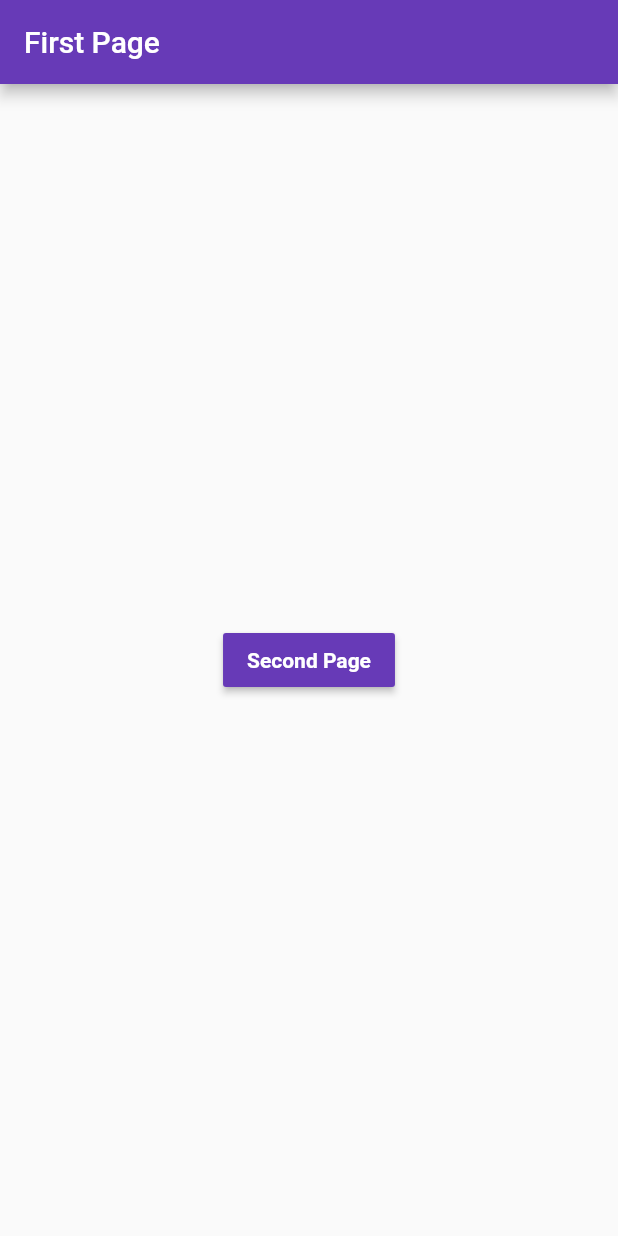
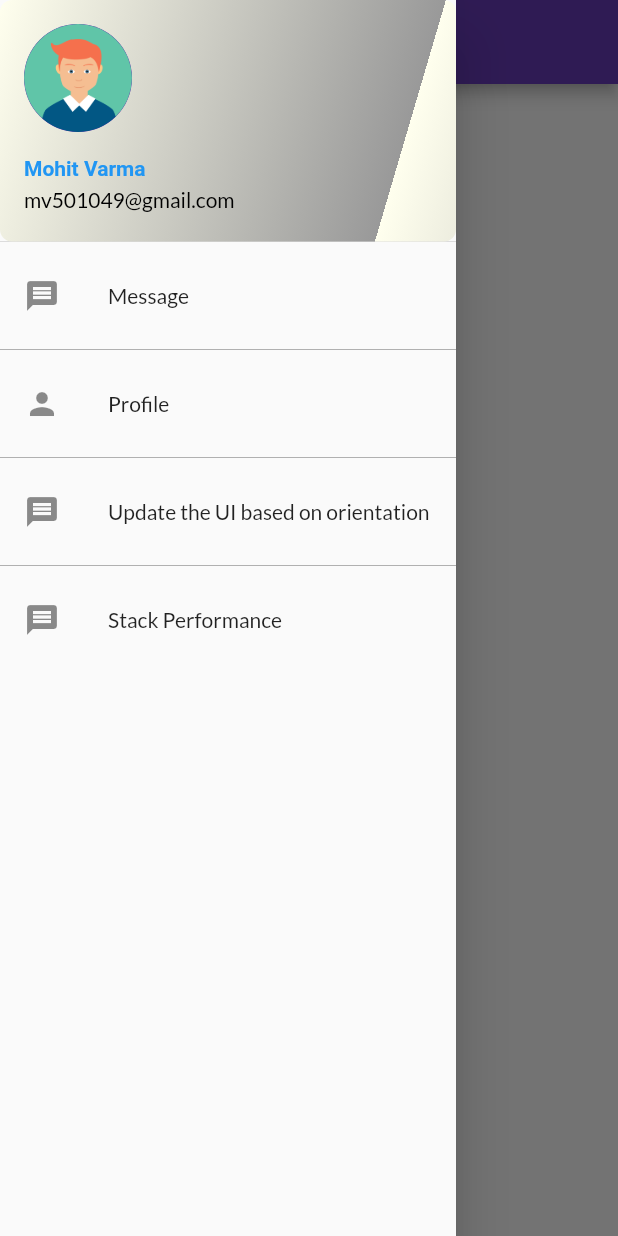
Before and after one commit to MV1998/flutter_page_route_transition, a Flutter app: the screen it shows after launch, with the side drawer open (before the commit the screen has no drawer), on a phone screen of 412 x 824 dp. Run offline on Flutter 3.47's test engine with Material 2 defaults, Android fonts, the phone set to English and light mode, and no system bars; our stand-ins replace google_fonts; Roboto replaces fonts that are missing (Pavanam).

Commit message:
add latest code

```diff
--- a/lib/main.dart
+++ b/lib/main.dart
@@ -1,4 +1,5 @@
 import 'package:flutter/material.dart';
+import 'package:google_fonts/google_fonts.dart';
 import 'ui/first_page.dart';
 
 void main() {
@@ -12,6 +13,9 @@ class MyApp extends StatelessWidget {
     return MaterialApp(
       title: 'Flutter Demo',
       theme: ThemeData(
+        textTheme: GoogleFonts.latoTextTheme(
+          Theme.of(context).textTheme
+        ),
         primarySwatch: Colors.deepPurple,
         visualDensity: VisualDensity.adaptivePlatformDensity,
       ),
--- /dev/null
+++ b/lib/ui/draggable_card.dart
@@ -0,0 +1,78 @@
+import 'package:flutter/material.dart';
+import 'package:flutter/physics.dart';
+
+class DraggableCard extends StatefulWidget {
+  final Widget child;
+
+  DraggableCard({this.child});
+
+  @override
+  _DraggableCardState createState() => _DraggableCardState();
+}
+
+class _DraggableCardState extends State<DraggableCard>
+    with SingleTickerProviderStateMixin {
+  AnimationController _animationController;
+  Alignment _dragAlignment = Alignment.center;
+  Animation<Alignment> _animation;
+
+  @override
+  void initState() {
+    _animationController =
+        AnimationController(vsync: this, duration: const Duration(seconds: 1));
+    _animationController.addListener(() {
+      setState(() {
+        _dragAlignment = _animation.value;
+      });
+    });
+    super.initState();
+  }
+
+  @override
+  void dispose() {
+    _animationController.dispose();
+    super.dispose();
+  }
+
+  @override
+  Widget build(BuildContext context) {
+    var size = MediaQuery.of(context).size;
+    return GestureDetector(
+      onPanDown: (details) {
+        debugPrint('onPanDown');
+        _animationController.stop();
+      },
+      onPanUpdate: (details) {
+        debugPrint('onPanUpdate');
+        setState(() {
+          _dragAlignment += Alignment(details.delta.dx / (size.width / 2),
+              details.delta.dy / (size.height / 2));
+        });
+      },
+      onPanEnd: (details) {
+        debugPrint('onPanEnd');
+        _runAnimation(details.velocity.pixelsPerSecond, size);
+      },
+      child: Align(
+        alignment: _dragAlignment,
+        child: widget.child,
+      ),
+    );
+  }
+
+  void _runAnimation(Offset pixelsPerSecond, Size size) {
+    _animation = _animationController
+        .drive(AlignmentTween(begin: _dragAlignment, end: Alignment.center));
+    final unitsPerSecondX = pixelsPerSecond.dx / size.width;
+    final unitsPerSecondY = pixelsPerSecond.dy / size.height;
+    final unitsPerSecond = Offset(unitsPerSecondX, unitsPerSecondY);
+    final unitVelocity = unitsPerSecond.direction;
+    const spring = SpringDescription(
+      mass: 30,
+      stiffness: 1,
+      damping: 1,
+    );
+    final simulation = SpringSimulation(spring, 0, 1, -unitVelocity);
+    _animationController.animateWith(simulation);
+  }
+}
--- /dev/null
+++ b/lib/ui/drawer.dart
@@ -0,0 +1,170 @@
+import 'package:flutter/material.dart';
+import 'package:google_fonts/google_fonts.dart';
+
+import '../routes/login.dart';
+import '../routes/update_ui_based_on_orientation_screen.dart';
+import '../ui/first_page.dart';
+
+class AppDrawer extends StatelessWidget {
+  final TickerProvider tickerProvider;
+
+  const AppDrawer({Key key, @required this.widget, this.tickerProvider})
+      : super(key: key);
+
+  final FirstPage widget;
+
+  @override
+  Widget build(BuildContext context) {
+    return Drawer(
+      child: ListView(
+        children: <Widget>[
+          UserAccountsDrawerHeader(
+            currentAccountPicture: CircleAvatar(
+              backgroundImage: AssetImage('assets/images/avatar_second.png'),
+            ),
+            accountName: Text(
+              'Mohit Varma',
+              style: GoogleFonts.pavanam(
+                  textStyle: TextStyle(
+                      color: Colors.blue, fontWeight: FontWeight.bold)),
+            ),
+            accountEmail: Text(
+              'mv501049@gmail.com',
+              style:
+              GoogleFonts.lato(textStyle: TextStyle(color: Colors.black)),
+            ),
+            decoration: BoxDecoration(
+              borderRadius: BorderRadius.circular(8.0),
+              gradient: LinearGradient(
+                begin: Alignment.topLeft,
+                end: Alignment(0.8, 0.0),
+                // 10% of the width, so there are ten blinds.
+                colors: [const Color(0xFFFFFFEE), const Color(0xFF999999)],
+                // whitish to gray
+                tileMode:
+                TileMode.repeated, // repeats the gradient over the canvas
+              ),
+            ),
+          ),
+          MessageListTile(
+            scaffoldState: widget.globalKey,
+            tickerProvider: this.tickerProvider,
+          ),
+          Divider(
+            color: Colors.black,
+            thickness: .2,
+          ),
+          AboutListTile(
+            applicationIcon: Icon(Icons.apps),
+            aboutBoxChildren: <Widget>[
+              Icon(Icons.email),
+              Icon(Icons.email),
+              Icon(Icons.email)
+            ],
+            applicationName: 'Application',
+            applicationVersion: '1.0',
+            icon: Icon(Icons.person),
+            child: Text('Profile'),
+          ),
+          Divider(
+            color: Colors.black,
+            thickness: .2,
+          ),
+          SettingsListTile(
+            tickerProvider: tickerProvider,
+            scaffoldState: widget.globalKey,
+          ),
+          Divider(
+            color: Colors.black,
+            thickness: .2,
+          ),
+          StackListTile()
+        ],
+      ),
+    );
+  }
+}
+
+class StackListTile extends StatelessWidget {
+  const StackListTile({
+    Key key,
+  }) : super(key: key);
+
+  @override
+  Widget build(BuildContext context) {
+    return ListTile(
+      leading: Icon(Icons.message),
+      title: Text(
+        'Stack Performance',
+        style: GoogleFonts.lato(),
+      ),
+      onTap: () {
+        Navigator.of(context).push(MaterialPageRoute(builder: (context) {
+          return LoginPage();
+        }));
+      },
+    );
+  }
+}
+
+class SettingsListTile extends StatelessWidget {
+  const SettingsListTile(
+      {Key key, @required this.tickerProvider, this.scaffoldState})
+      : super(key: key);
+
+  final TickerProvider tickerProvider;
+  final GlobalKey<ScaffoldState> scaffoldState;
+
+  @override
+  Widget build(BuildContext context) {
+    return ListTile(
+      leading: Icon(Icons.message),
+      title: Text(
+        'Update the UI based on orientation',
+        style: GoogleFonts.lato(),
+      ),
+      onTap: () {
+        Navigator.of(context).push(MaterialPageRoute(builder: (context) {
+          return UpdateUIBasedOnOrientationScreen();
+        }));
+      },
+    );
+  }
+}
+
+class MessageListTile extends StatelessWidget {
+  final GlobalKey<ScaffoldState> scaffoldState;
+  final TickerProvider tickerProvider;
+
+  const MessageListTile({Key key, this.scaffoldState, this.tickerProvider})
+      : super(key: key);
+
+  @override
+  Widget build(BuildContext context) {
+    return ListTile(
+      leading: Icon(Icons.message),
+      title: Text('Message'),
+      onTap: () {
+        print('message');
+        Scaffold.of(context).showSnackBar(SnackBar(
+          behavior: SnackBarBehavior.floating,
+          animation: CurvedAnimation(
+              parent: AnimationController(
+                  duration: const Duration(seconds: 3), vsync: tickerProvider),
+              curve: Curves.easeInOutSine),
+          action: SnackBarAction(
+            textColor: Colors.grey[200],
+            label: 'Undo',
+            onPressed: () {
+              print('undo done');
+            },
+          ),
+          content: Text('Power Full Snackbar'),
+        ));
+        scaffoldState.currentState.isDrawerOpen
+            ? Navigator.pop(context)
+            : scaffoldState.currentState.openDrawer();
+      },
+    );
+  }
+}
--- a/lib/ui/first_page.dart
+++ b/lib/ui/first_page.dart
@@ -1,10 +1,13 @@
+import 'package:flutter/cupertino.dart';
 import 'package:flutter/material.dart';
-import 'package:flutter/physics.dart';
 
+import '../ui/draggable_card.dart';
+import '../ui/drawer.dart';
 import '../ui/second_page.dart';
 
 class FirstPage extends StatefulWidget {
   final String title;
+  final globalKey = GlobalKey<ScaffoldState>();
 
   FirstPage({this.title});
 
@@ -12,11 +15,15 @@ class FirstPage extends StatefulWidget {
   _FirstPageState createState() => _FirstPageState();
 }
 
-class _FirstPageState extends State<FirstPage>
-    with SingleTickerProviderStateMixin {
+class _FirstPageState extends State<FirstPage> with TickerProviderStateMixin {
   @override
   Widget build(BuildContext context) {
     return Scaffold(
+      key: widget.globalKey,
+      drawer: AppDrawer(
+        widget: widget,
+        tickerProvider: this,
+      ),
       appBar: AppBar(
         title: Text(widget.title),
       ),
@@ -63,79 +70,3 @@ Route _createRoute() {
     },
   );
 }
-
-class DraggableCard extends StatefulWidget {
-  final Widget child;
-
-  DraggableCard({this.child});
-
-  @override
-  _DraggableCardState createState() => _DraggableCardState();
-}
-
-class _DraggableCardState extends State<DraggableCard>
-    with SingleTickerProviderStateMixin {
-  AnimationController _animationController;
-  Alignment _dragAlignment = Alignment.center;
-  Animation<Alignment> _animation;
-
-  @override
-  void initState() {
-    _animationController =
-        AnimationController(vsync: this, duration: const Duration(seconds: 1));
-    _animationController.addListener(() {
-      setState(() {
-        _dragAlignment = _animation.value;
-      });
-    });
-    super.initState();
-  }
-
-  @override
-  void dispose() {
-    _animationController.dispose();
-    super.dispose();
-  }
-
-  @override
-  Widget build(BuildContext context) {
-    var size = MediaQuery.of(context).size;
-    return GestureDetector(
-      onPanDown: (details) {
-        debugPrint('onPanDown');
-        _animationController.stop();
-      },
-      onPanUpdate: (details) {
-        debugPrint('onPanUpdate');
-        setState(() {
-          _dragAlignment += Alignment(details.delta.dx / (size.width / 2),
-              details.delta.dy / (size.height / 2));
-        });
-      },
-      onPanEnd: (details) {
-        debugPrint('onPanEnd');
-        _runAnimation(details.velocity.pixelsPerSecond, size);
-      },
-      child: Align(
-        alignment: _dragAlignment,
-        child: widget.child,
-      ),
-    );
-  }
-
-  void _runAnimation(Offset pixelsPerSecond, Size size) {
-    _animation = _animationController
-        .drive(AlignmentTween(begin: _dragAlignment, end: Alignment.center));
-    final unitsPerSecondX = pixelsPerSecond.dx / size.width;
-    final unitsPerSecondY = pixelsPerSecond.dy / size.height;
-    final unitsPerSecond = Offset(unitsPerSecondX, unitsPerSecondY);
-    final unitVelocity = unitsPerSecond.direction;
-    const spring = SpringDescription(
-      mass: 30,
-      stiffness: 1,
-      damping: 1,
-    );
-    final simulation = SpringSimulation(spring, 0, 1, -unitVelocity);
-    _animationController.animateWith(simulation);
-  }
-}
--- a/pubspec.yaml
+++ b/pubspec.yaml
@@ -23,6 +23,7 @@ environment:
 dependencies:
   flutter:
     sdk: flutter
+  google_fonts: ^1.1.0
 
 
   # The following adds the Cupertino Icons font to your application.
@@ -43,6 +44,9 @@ flutter:
   # included with your application, so that you can use the icons in
   # the material Icons class.
   uses-material-design: true
+
+  assets:
+    - assets/images/avatar_second.png
 
   # To add assets to your application, add an assets section, like this:
   # assets:
```
Also changed, not shown: lib/routes/login.dart (added, +75 -0 lines), lib/routes/update_ui_based_on_orientation_screen.dart (added, +24 -0 lines), lib/ui/second_page.dart (+0 -23 lines), assets/images/avatar_second.png (added), pubspec.lock.
